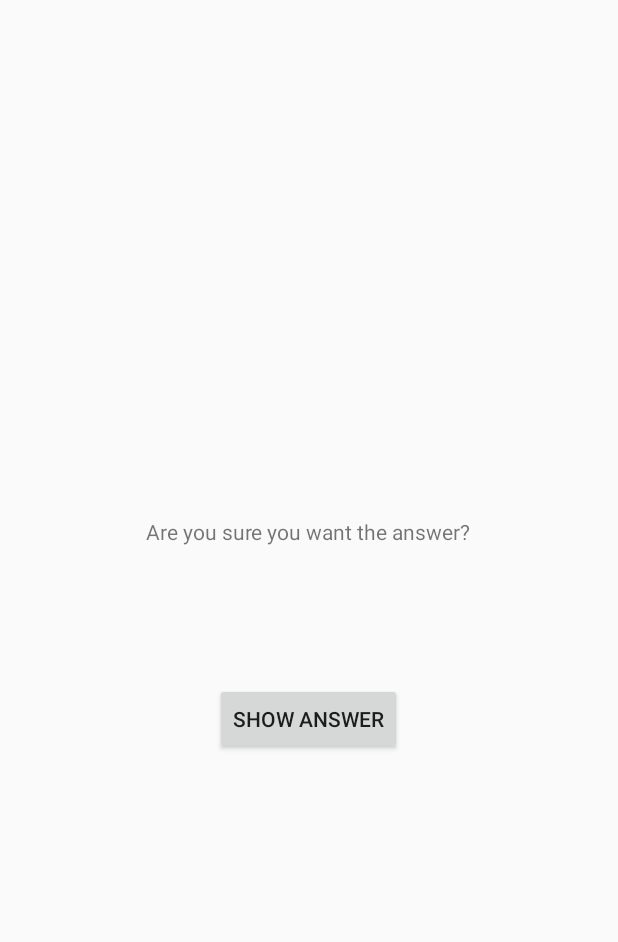
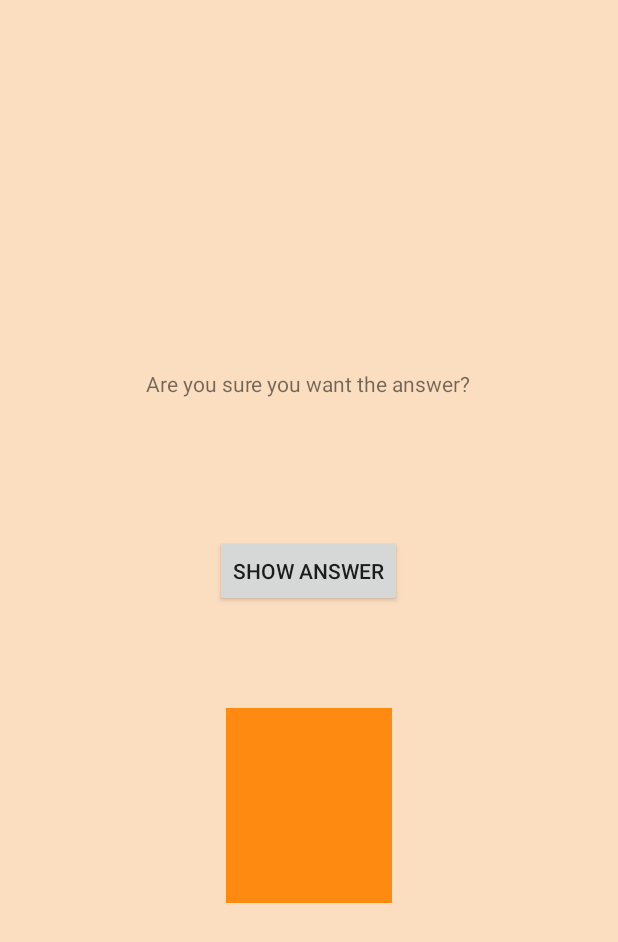
Before and after one commit to q-rim/Android-BNR-GeoQuiz-Q, an Android app: the layout activity_cheat.xml on its own in the app's theme, with its tools: preview values and no code run, on a phone screen of 412 x 824 dp. Shown: the top 942 px of the screen. Run offline under Robolectric (Android 15) with nearby library versions, the phone set to English and light mode, and no system bars.

Commit message:
1. added Android API Level outputr  2. added background color

```diff
--- a/app/src/main/java/com/example/kyurim/bnrgeoquizfork/QuizActivity.java
+++ b/app/src/main/java/com/example/kyurim/bnrgeoquizfork/QuizActivity.java
@@ -55,7 +55,7 @@ public class QuizActivity extends ActionBarActivity {
       int messageResId = 0;
 
       if (mIsCheater) {                            // added for checking if the user cheated.  Getting data back from CheatActivity.
-         messageResId = R.string.judgment_toast;   // show cheating toast message.
+         messageResId = R.string.judgment_toast;      // show cheating toast message.
       } else {
          if (userPressedTrue == answerIsTrue) {
             messageResId = R.string.toast_true;
--- a/app/src/main/res/layout-land/activity_quiz.xml
+++ b/app/src/main/res/layout-land/activity_quiz.xml
@@ -54,7 +54,7 @@
         android:layout_width="wrap_content"
         android:layout_height="wrap_content"
         android:drawablePadding="4dp"
-        android:layout_gravity="left|bottom" />
+        android:layout_gravity="left|bottom"/>
 
     <ImageButton
         android:id="@+id/next_button"
@@ -62,6 +62,6 @@
         android:layout_width="wrap_content"
         android:layout_height="wrap_content"
         android:drawablePadding="4dp"
-        android:layout_gravity="right|bottom" />
+        android:layout_gravity="right|bottom"/>
 
 </FrameLayout>
--- a/app/src/main/res/layout/activity_cheat.xml
+++ b/app/src/main/res/layout/activity_cheat.xml
@@ -3,13 +3,8 @@
               android:layout_width="match_parent"
               android:layout_height="match_parent"
               android:orientation="vertical"
+              android:background="#3fff8b11"
               android:gravity="center">
-
-    <TextView
-        android:id="@+id/api_levelTextView"
-        android:layout_width="wrap_content"
-        android:layout_height="wrap_content"
-        android:padding="24dp"/>
 
     <TextView
         android:text="@string/warning_text"
@@ -34,6 +29,18 @@
         android:layout_width="wrap_content"
         android:layout_height="wrap_content"
         android:padding="24dp"/>
+    <LinearLayout
+        android:layout_width="wrap_content"
+        android:layout_height="wrap_content"
+        android:layout_alignParentBottom="true">
 
+        <TextView
+            android:id="@+id/api_levelTextView"
+            android:layout_width="wrap_content"
+            android:layout_height="wrap_content"
+            android:padding="55dp"
+            android:background="#FF8A11"
+            android:layout_gravity="center_horizontal"/>
 
+    </LinearLayout>
 </LinearLayout>
--- a/app/src/main/res/layout/activity_quiz.xml
+++ b/app/src/main/res/layout/activity_quiz.xml
@@ -25,15 +25,13 @@
             android:id="@+id/true_button"
             android:layout_width="wrap_content"
             android:layout_height="wrap_content"
-            android:text="@string/true_button"
-            />
+            android:text="@string/true_button" />
 
         <Button
             android:id="@+id/false_button"
             android:layout_width="wrap_content"
             android:layout_height="wrap_content"
-            android:text="@string/false_button"
-            />
+            android:text="@string/false_button" />
 
     </LinearLayout>
 
```
